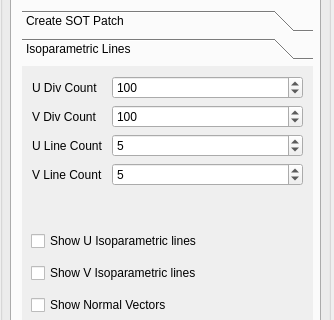
Before: the Qt Designer form Labor/GUI/SideWidget.ui in Moenish/II_II-CAGD, drawn with Qt 5; both pictures show x 0 to 334 and y 396 to 716 of the 334 by 1083 pixel window.
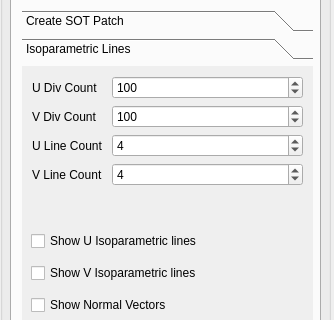
After: the same form once the commit is applied. The open tabs and pages were chosen to show the change.

What changed in the file:
```diff
--- a/Labor/GUI/SideWidget.ui
+++ b/Labor/GUI/SideWidget.ui
@@ -876,8 +876,8 @@
         <rect>
          <x>0</x>
          <y>0</y>
-         <width>98</width>
-         <height>28</height>
+         <width>291</width>
+         <height>501</height>
         </rect>
        </property>
        <attribute name="label">
@@ -953,10 +953,10 @@
             <number>2</number>
            </property>
            <property name="maximum">
-            <number>10</number>
+            <number>20</number>
            </property>
            <property name="value">
-            <number>5</number>
+            <number>4</number>
            </property>
           </widget>
          </item>
@@ -966,10 +966,10 @@
             <number>2</number>
            </property>
            <property name="maximum">
-            <number>10</number>
+            <number>20</number>
            </property>
            <property name="value">
-            <number>5</number>
+            <number>4</number>
            </property>
           </widget>
          </item>
```
Left out of the diff: 29 changed lines with no effect on the pictures.
